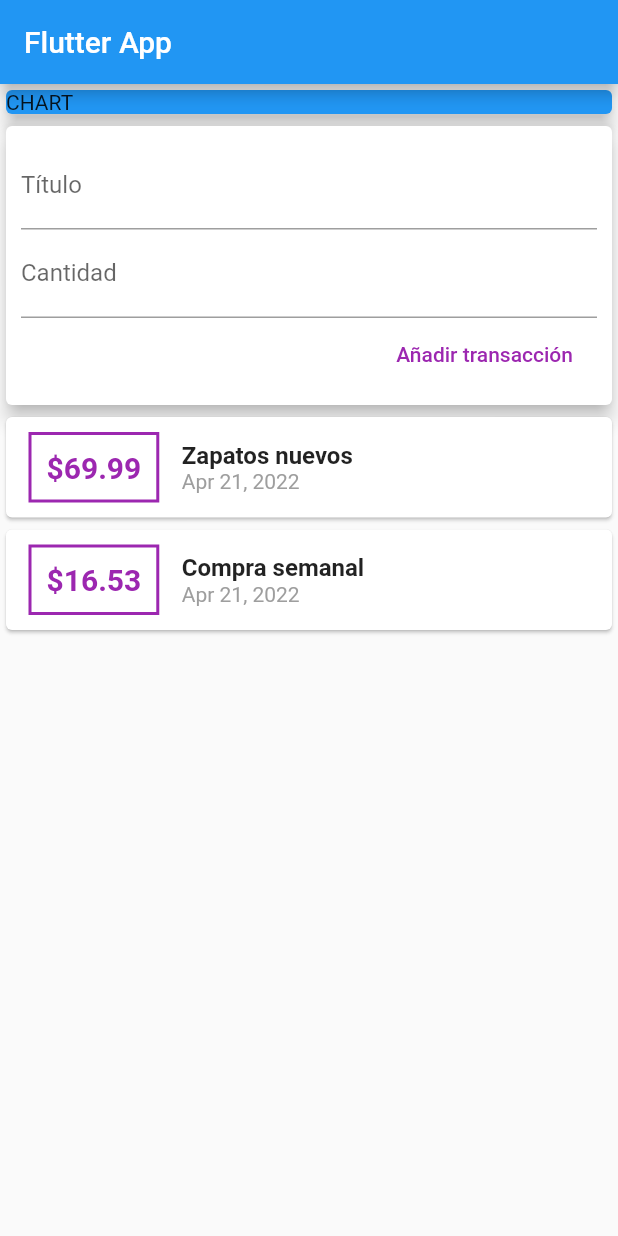
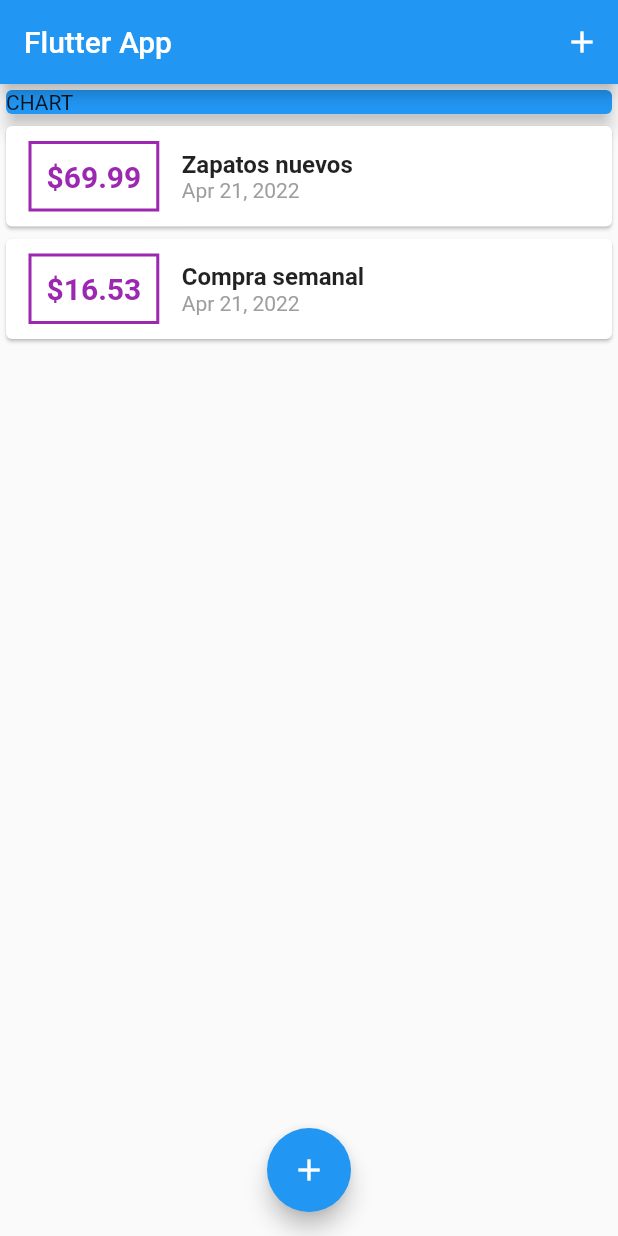
Before and after one commit to JonatanLeon/complex_app, a Flutter app: the screen it shows after launch, on a phone screen of 412 x 824 dp. Run offline on Flutter 3.47's test engine with Material 2 defaults, Android fonts, the phone set to English and light mode, and no system bars.

Commit message:
Lección 95

```diff
--- a/lib/main.dart
+++ b/lib/main.dart
@@ -1,8 +1,9 @@
 import 'package:flutter/material.dart';
 import 'package:flutter_complete_guide/widgets/new_transactions.dart';
 import 'package:flutter_complete_guide/widgets/transaction_list.dart';
-import 'package:flutter_complete_guide/widgets/user_transactions.dart';
 import 'package:intl/intl.dart';
+
+import 'modelos/transaccion.dart';
 
 void main() => runApp(MyApp());
 
@@ -16,15 +17,63 @@ class MyApp extends StatelessWidget {
   }
 }
 
-class MyHomePage extends StatelessWidget {
-  //String titleInput;
-  //String amountInput;
+class MyHomePage extends StatefulWidget {
+  @override
+  State<MyHomePage> createState() => _MyHomePageState();
+}
+
+class _MyHomePageState extends State<MyHomePage> {
+  final List<Transaccion> _transacciones = [
+    Transaccion(
+      id: "t1",
+      titulo: "Zapatos nuevos",
+      cantidad: 69.99,
+      fecha: DateTime.now(),
+    ),
+    Transaccion(
+      id: "t2",
+      titulo: "Compra semanal",
+      cantidad: 16.53,
+      fecha: DateTime.now(),
+    ),
+  ];
+
+  void _insertarTransaccion(String titulo, double cantidad) {
+    final nuevaTr = Transaccion(
+      titulo: titulo,
+      cantidad: cantidad,
+      fecha: DateTime.now(),
+      id: DateTime.now().toString(),
+    );
+
+    setState(() {
+      _transacciones.add(nuevaTr);
+    });
+  }
+
+  void _startInsertarTransaccion(BuildContext ctx) {
+    showModalBottomSheet(
+        context: ctx,
+        builder: (_) {
+          return GestureDetector(
+            child: NuevaTransaccion(_insertarTransaccion),
+            onTap: () {},
+            behavior: HitTestBehavior.opaque,
+          );
+        });
+  }
 
   @override
   Widget build(BuildContext context) {
     return Scaffold(
       appBar: AppBar(
         title: Text('Flutter App'),
+        actions: [
+          IconButton(
+            icon: Icon(Icons.add),
+            onPressed: () => _startInsertarTransaccion(context),
+          ),
+        ],
       ),
       body: SingleChildScrollView(
         child: Column(
@@ -39,9 +88,14 @@ class MyHomePage extends StatelessWidget {
                 elevation: 5,
               ),
             ),
-            TransaccionUsuario(),
+            ListaTransaccion(_transacciones),
           ],
         ),
+      ),
+      floatingActionButtonLocation: FloatingActionButtonLocation.centerFloat,
+      floatingActionButton: FloatingActionButton(
+        child: Icon(Icons.add),
+        onPressed: () => _startInsertarTransaccion(context),
       ),
     );
   }
--- a/lib/widgets/transaction_list.dart
+++ b/lib/widgets/transaction_list.dart
@@ -1,6 +1,5 @@
 import 'package:flutter/material.dart';
 import 'package:flutter_complete_guide/modelos/transaccion.dart';
-import 'package:flutter_complete_guide/widgets/user_transactions.dart';
 import 'package:intl/intl.dart';
 
 class ListaTransaccion extends StatelessWidget {
@@ -19,7 +18,7 @@ class ListaTransaccion extends StatelessWidget {
               children: <Widget>[
                 Container(
                   child: Text(
-                    "\$${transacciones[posicion].cantidad}",
+                    "\$${transacciones[posicion].cantidad.toStringAsFixed(2)}",
                     style: TextStyle(
                       fontWeight: FontWeight.bold,
                       fontSize: 20,
--- a/lib/widgets/user_transactions.dart
+++ /dev/null
@@ -1,50 +0,0 @@
-import 'package:flutter/material.dart';
-import 'package:flutter_complete_guide/widgets/transaction_list.dart';
-
-import '../modelos/transaccion.dart';
-import 'new_transactions.dart';
-
-class TransaccionUsuario extends StatefulWidget {
-  @override
-  State<TransaccionUsuario> createState() => _TransaccionUsuarioState();
-}
-
-class _TransaccionUsuarioState extends State<TransaccionUsuario> {
-  final List<Transaccion> _transacciones = [
-    Transaccion(
-      id: "t1",
-      titulo: "Zapatos nuevos",
-      cantidad: 69.99,
-      fecha: DateTime.now(),
-    ),
-    Transaccion(
-      id: "t2",
-      titulo: "Compra semanal",
-      cantidad: 16.53,
-      fecha: DateTime.now(),
-    ),
-  ];
-
-  void _insertarTransaccion(String titulo, double cantidad) {
-    final nuevaTr = Transaccion(
-      titulo: titulo,
-      cantidad: cantidad,
-      fecha: DateTime.now(),
-      id: DateTime.now().toString(),
-    );
-
-    setState(() {
-      _transacciones.add(nuevaTr);
-    });
-  }
-
-  @override
-  Widget build(BuildContext context) {
-    return Column(
-      children: [
-        NuevaTransaccion(_insertarTransaccion),
-        ListaTransaccion(_transacciones),
-      ],
-    );
-  }
-}
```
Also changed, not shown: lib/widgets/new_transactions.dart (+29 -7 lines).
